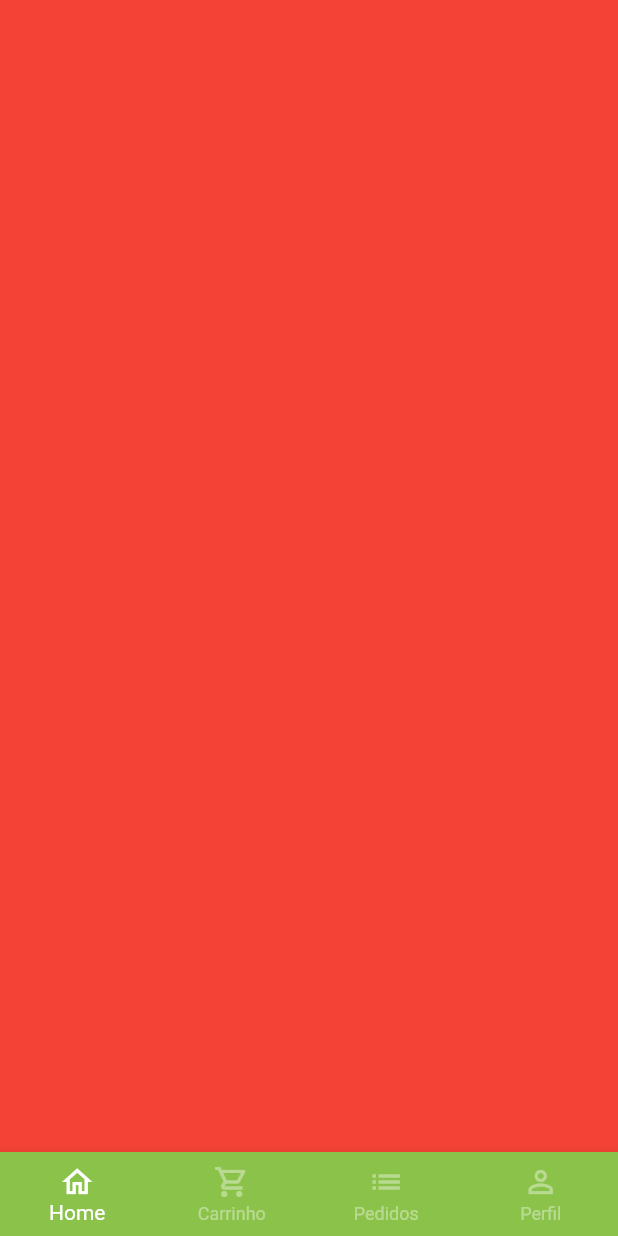
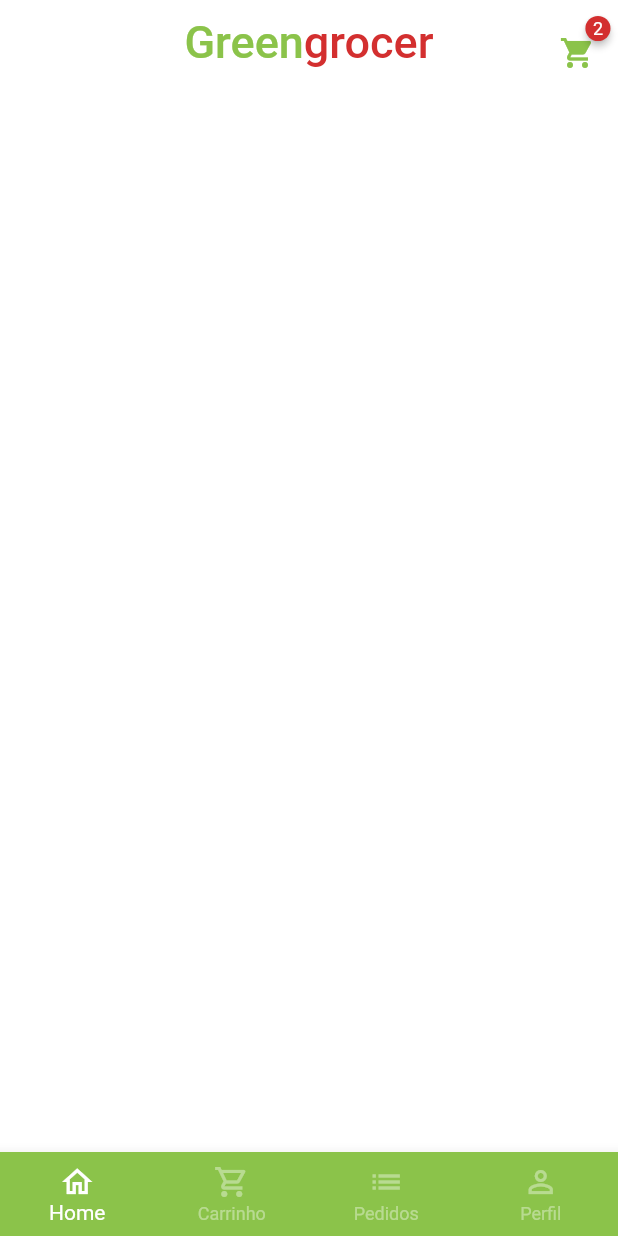
Before and after one commit to TiagoTinoco/GreenGrocer, a Flutter app: the screen it shows after launch, after a tap on "Entrar", on a phone screen of 412 x 824 dp. Run offline on Flutter 3.47's test engine with Material 2 defaults, Android fonts, the phone set to English and light mode, and no system bars; drawn by our look-alikes of badges; our stand-ins replace animated_text_kit, mask_text_input_formatter.

Commit message:
Create AppBar on the HomeTab

```diff
--- a/lib/main.dart
+++ b/lib/main.dart
@@ -14,6 +14,7 @@ class MyApp extends StatelessWidget {
       title: 'Flutter Demo',
       theme: ThemeData(
         primarySwatch: Colors.green,
+        scaffoldBackgroundColor: Colors.white.withAlpha(190),
       ),
       debugShowCheckedModeBanner: false,
       home: const SignInScreen(),
--- a/lib/src/auth/sign_in_screen.dart
+++ b/lib/src/auth/sign_in_screen.dart
@@ -103,7 +103,7 @@ class SignInScreen extends StatelessWidget {
                         onPressed: () {
                           Navigator.of(context).pushReplacement(
                             MaterialPageRoute(
-                              builder: ((context) => BaseScreen()),
+                              builder: ((context) => const BaseScreen()),
                             ),
                           );
                         },
@@ -114,7 +114,9 @@ class SignInScreen extends StatelessWidget {
                       child: TextButton(
                         child: Text(
                           "Esqueceu a senha?",
-                          style: TextStyle(color: CustomColors.customContrastColor),
+                          style: TextStyle(
+                            color: CustomColors.customContrastColor,
+                          ),
                         ),
                         onPressed: () {},
                       ),
--- a/lib/src/base/base_screen.dart
+++ b/lib/src/base/base_screen.dart
@@ -1,5 +1,6 @@
 import 'package:flutter/material.dart';
 import 'package:greengrocer/src/config/custom_colors.dart';
+import 'package:greengrocer/src/home/home_tab.dart';
 
 class BaseScreen extends StatefulWidget {
   const BaseScreen({super.key});
@@ -20,7 +21,7 @@ class _BaseScreenState extends State<BaseScreen> {
         controller: pageController,
         children: [
           // Examples
-          Container(color: Colors.red),
+          const HomeTab(),
           Container(color: Colors.blue),
           Container(color: Colors.yellow),
           Container(color: Colors.purple),
--- /dev/null
+++ b/lib/src/home/home_tab.dart
@@ -0,0 +1,55 @@
+import 'package:badges/badges.dart';
+import 'package:flutter/material.dart';
+import 'package:greengrocer/src/config/custom_colors.dart';
+
+class HomeTab extends StatelessWidget {
+  const HomeTab({super.key});
+
+  @override
+  Widget build(BuildContext context) {
+    return Scaffold(
+      appBar: AppBar(
+        backgroundColor: Colors.transparent,
+        elevation: 0,
+        centerTitle: true,
+        title: Text.rich(
+          TextSpan(
+            style: const TextStyle(fontSize: 30),
+            children: [
+              TextSpan(
+                text: "Green",
+                style: TextStyle(color: CustomColors.customSwatchColor),
+              ),
+              TextSpan(
+                text: "grocer",
+                style: TextStyle(color: CustomColors.customContrastColor),
+              ),
+            ],
+          ),
+        ),
+        actions: [
+          Padding(
+            padding: const EdgeInsets.only(top: 15, right: 15),
+            child: GestureDetector(
+              child: Badge(
+                badgeColor: CustomColors.customContrastColor,
+                badgeContent: const Text(
+                  "2",
+                  style: TextStyle(
+                    color: Colors.white,
+                    fontSize: 12,
+                  ),
+                ),
+                child: Icon(
+                  Icons.shopping_cart,
+                  color: CustomColors.customSwatchColor,
+                ),
+              ),
+              onTap: () {},
+            ),
+          ),
+        ],
+      ),
+    );
+  }
+}
--- a/pubspec.yaml
+++ b/pubspec.yaml
@@ -38,6 +38,7 @@ dependencies:
   cupertino_icons: ^1.0.2
   animated_text_kit: ^4.2.2
   mask_text_input_formatter: ^2.4.0
+  badges: ^2.0.1
 
 dev_dependencies:
   flutter_test:
```
Also changed, not shown: pubspec.lock.
